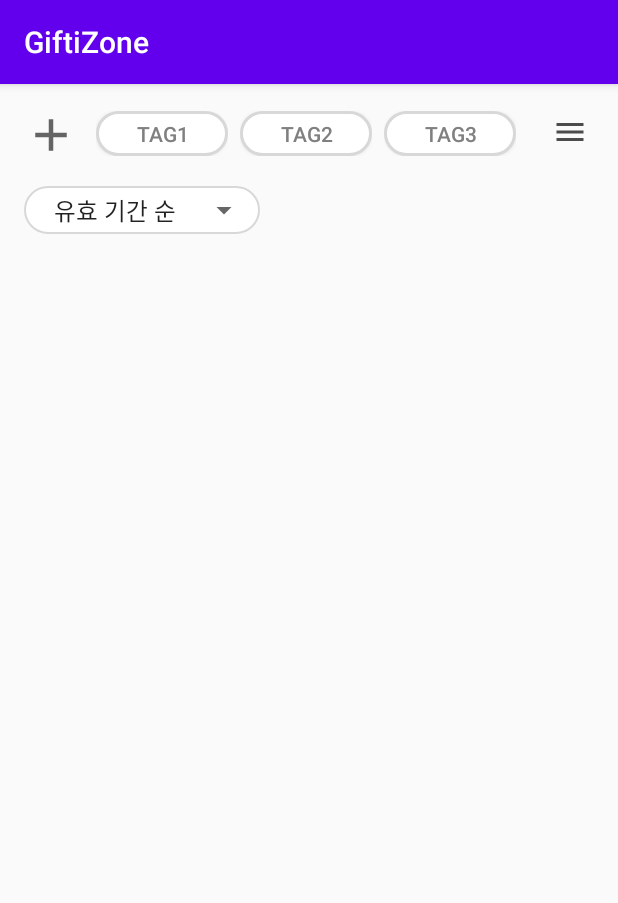
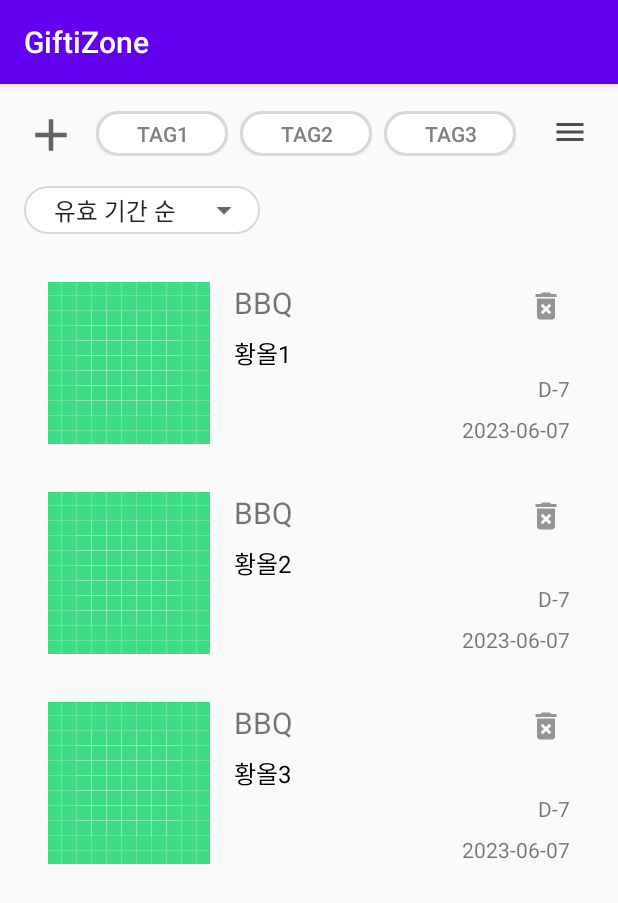
Before and after one commit to AnJeongMin/skku-swe3047-GiftiZone, an Android app: the screen it shows after launch (GifticonListActivity), on a phone screen of 412 x 824 dp. Shown: the top 903 px of the screen. Run offline under Robolectric (Android 15) with nearby library versions, the phone set to English and light mode, and no system bars.

Commit message:
feat: gifticon recycle view 로직 구현

```diff
--- a/app/src/main/java/edu/skku/cs/giftizone/dataClass/Gifticon.kt
+++ b/app/src/main/java/edu/skku/cs/giftizone/dataClass/Gifticon.kt
@@ -1,12 +1,13 @@
 package edu.skku.cs.giftizone.dataClass
 
-import java.time.LocalDateTime
+import java.time.LocalDate
 
 data class Gifticon(
-    val photoPath: String,
+    val imagePath: String,
     val barcode: String,
     val tag: String,
-    val productProvider: String,
-    val productName: String,
-    val createAt: LocalDateTime = LocalDateTime.now(),
+    val provider: String,
+    val content: String,
+    val expiredAt: LocalDate,
+    val createAt: LocalDate = LocalDate.now(),
 )
--- a/app/src/main/java/edu/skku/cs/giftizone/gifticonList/GifticonListActivity.kt
+++ b/app/src/main/java/edu/skku/cs/giftizone/gifticonList/GifticonListActivity.kt
@@ -97,6 +97,8 @@
 
     private fun setupGifticonRecycleView() {
         gifticonRecyclerView = findViewById(R.id.gifticonListView)
+        val layoutManager = LinearLayoutManager(this)
+        gifticonRecyclerView?.layoutManager = layoutManager
         gifticonRecyclerView?.adapter = GifticonListAdapter(gifticonList, selectedTag)
     }
 
--- a/app/src/main/java/edu/skku/cs/giftizone/gifticonList/GifticonListAdapter.kt
+++ b/app/src/main/java/edu/skku/cs/giftizone/gifticonList/GifticonListAdapter.kt
@@ -1,31 +1,67 @@
 package edu.skku.cs.giftizone.gifticonList
 
+import android.graphics.Color
 import android.view.LayoutInflater
 import android.view.View
 import android.view.ViewGroup
 import android.widget.Button
+import android.widget.Filter
+import android.widget.Filterable
+import android.widget.ImageButton
+import android.widget.ImageView
+import android.widget.TextView
 import androidx.core.content.ContextCompat
 import androidx.recyclerview.widget.RecyclerView
 import edu.skku.cs.giftizone.R
 import edu.skku.cs.giftizone.dataClass.Gifticon
+import java.time.LocalDate
+import java.time.Period
 
-class GifticonListAdapter(private val gifticonList: ArrayList<Gifticon>) :
-    RecyclerView.Adapter<GifticonListAdapter.GifticonViewHolder>() {
+class GifticonListAdapter(
+    private val gifticonList: ArrayList<Gifticon>,
+    private val selectedTag: HashSet<String>
+    ) :
+    RecyclerView.Adapter<GifticonListAdapter.GifticonViewHolder>(), Filterable {
 
     inner class GifticonViewHolder(gifticonItemView: View) : RecyclerView.ViewHolder(gifticonItemView) {
+        val gifticonImage = gifticonItemView.findViewById<ImageView>(R.id.gifticonImage)
+        val gifticonProvider = gifticonItemView.findViewById<TextView>(R.id.providerText)
+        val gifticonContent = gifticonItemView.findViewById<TextView>(R.id.contentText)
+        val gifticonExpireDate = gifticonItemView.findViewById<TextView>(R.id.expireDateText)
+        val gifticonDday = gifticonItemView.findViewById<TextView>(R.id.dDayText)
+        val gifticonRemoveBtn = gifticonItemView.findViewById<ImageButton>(R.id.gifticonRemoveButton)
+
         init {
+            gifticonRemoveBtn.setOnClickListener {
 
+            }
         }
     }
 
     override fun onCreateViewHolder(viewGroup: ViewGroup, viewType: Int): GifticonViewHolder {
         val view = LayoutInflater.from(viewGroup.context)
-            .inflate(R.layout.tag_item, viewGroup, false)
+            .inflate(R.layout.gifticon_item, viewGroup, false)
         return GifticonViewHolder(view)
     }
 
     override fun onBindViewHolder(holder: GifticonViewHolder, position: Int) {
+        val gifticon = gifticonList[position]
+//        holder.gifticonImage.setBackgroundResource(gifticon.imagePath)
+        holder.gifticonProvider.text = gifticon.provider
+        holder.gifticonContent.text = gifticon.content
+        holder.gifticonExpireDate.text = gifticon.expiredAt.toString()
+
+        val dDay = Period.between(LocalDate.now(), gifticon.expiredAt).days
+        if (dDay < 0) {
+            holder.itemView.setBackgroundColor(Color.GRAY)
+            holder.itemView.findViewById<TextView>(R.id.expiredText).visibility = View.VISIBLE
+        } else {
+            holder.gifticonDday.text = "D-${dDay}"
+        }
     }
 
     override fun getItemCount(): Int = gifticonList.size
+    override fun getFilter(): Filter {
+        TODO("Not yet implemented")
+    }
 }
--- a/app/src/main/res/drawable/baseline_delete_forever_24.xml
+++ b/app/src/main/res/drawable/baseline_delete_forever_24.xml
@@ -1,6 +1,6 @@
-<vector android:alpha="0.7" android:autoMirrored="true"
-    android:height="32dp" android:tint="#000000"
+<vector android:alpha="0.41" android:autoMirrored="true"
+    android:height="24dp" android:tint="#000000"
     android:viewportHeight="24" android:viewportWidth="24"
-    android:width="32dp" xmlns:android="http://schemas.android.com/apk/res/android">
+    android:width="24dp" xmlns:android="http://schemas.android.com/apk/res/android">
     <path android:fillColor="@android:color/white" android:pathData="M6,19c0,1.1 0.9,2 2,2h8c1.1,0 2,-0.9 2,-2L18,7L6,7v12zM8.46,11.88l1.41,-1.41L12,12.59l2.12,-2.12 1.41,1.41L13.41,14l2.12,2.12 -1.41,1.41L12,15.41l-2.12,2.12 -1.41,-1.41L10.59,14l-2.13,-2.12zM15.5,4l-1,-1h-5l-1,1L5,4v2h14L19,4z"/>
 </vector>
--- a/app/src/main/res/layout/gifticon_item.xml
+++ b/app/src/main/res/layout/gifticon_item.xml
@@ -9,9 +9,9 @@
         android:id="@+id/gifticonImage"
         android:layout_width="wrap_content"
         android:layout_height="wrap_content"
-        android:layout_marginStart="8dp"
-        android:layout_marginTop="8dp"
-        android:layout_marginBottom="8dp"
+        android:layout_marginStart="16dp"
+        android:layout_marginTop="16dp"
+        android:layout_marginBottom="16dp"
         app:layout_constraintBottom_toBottomOf="parent"
         app:layout_constraintStart_toStartOf="parent"
         app:layout_constraintTop_toTopOf="parent"
@@ -23,7 +23,6 @@
         android:layout_width="wrap_content"
         android:layout_height="wrap_content"
         android:layout_marginStart="16dp"
-        android:layout_marginTop="16dp"
         android:text="사용처"
         android:textSize="20sp"
         app:layout_constraintStart_toEndOf="@+id/gifticonImage"
@@ -35,6 +34,7 @@
         android:layout_height="wrap_content"
         android:layout_marginTop="8dp"
         android:text="기프티콘 내용"
+        android:textColor="@color/black"
         android:textSize="16sp"
         app:layout_constraintStart_toStartOf="@+id/providerText"
         app:layout_constraintTop_toBottomOf="@+id/providerText" />
@@ -54,7 +54,7 @@
         android:id="@+id/expireDateText"
         android:layout_width="wrap_content"
         android:layout_height="wrap_content"
-        android:layout_marginEnd="8dp"
+        android:layout_marginEnd="16dp"
         android:text="만료 시간"
         app:layout_constraintBottom_toBottomOf="@+id/gifticonImage"
         app:layout_constraintEnd_toEndOf="parent" />
@@ -76,4 +76,5 @@
         app:layout_constraintEnd_toEndOf="@+id/expireDateText"
         app:layout_constraintTop_toTopOf="@+id/gifticonImage"
         app:srcCompat="@drawable/baseline_delete_forever_24" />
+
 </androidx.constraintlayout.widget.ConstraintLayout>
```
